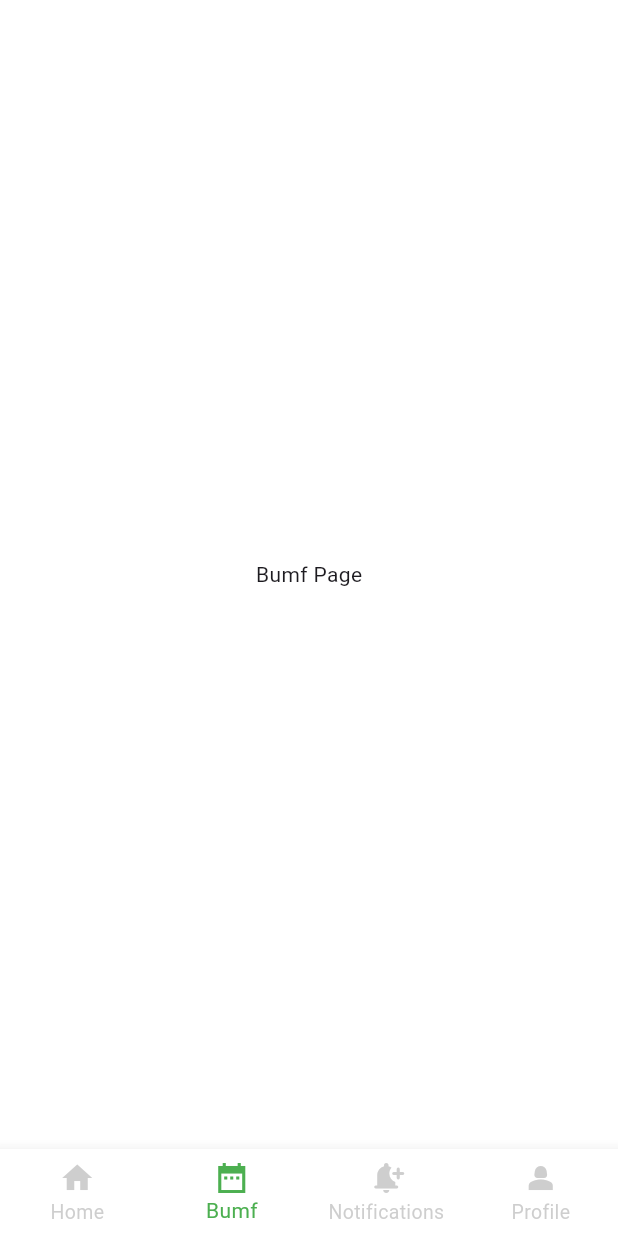
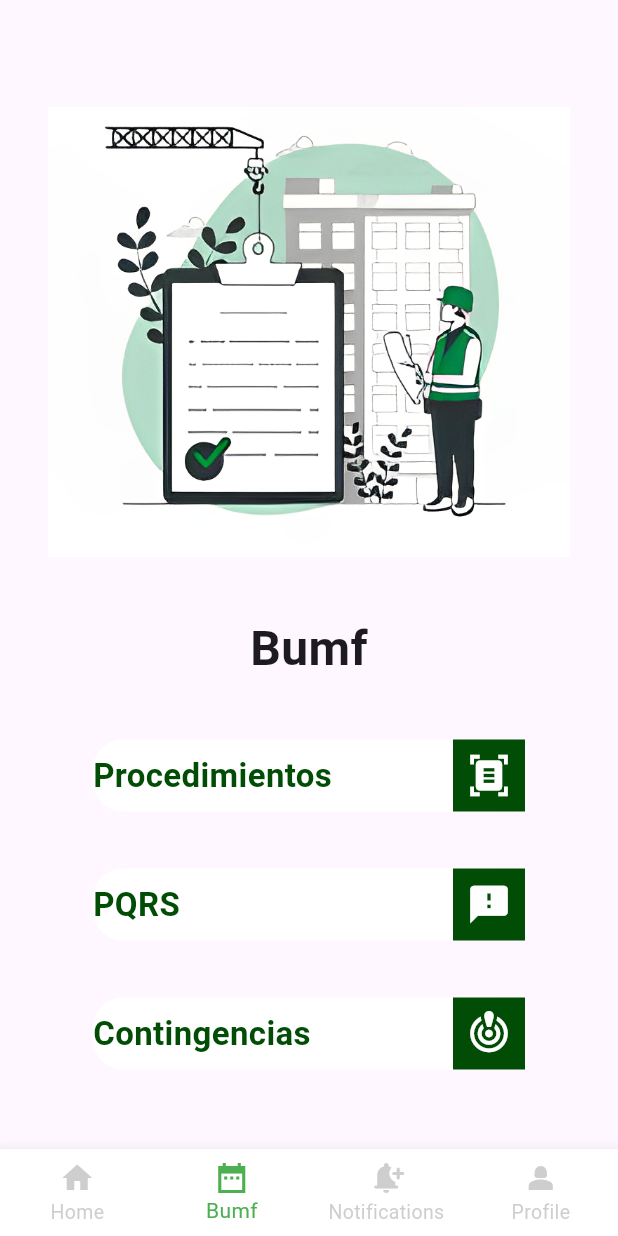
Before and after one commit to D-Jurado/zipaquira_2, a Flutter app: the screen it shows after launch, item 2 of the bottom bar chosen, on a phone screen of 412 x 824 dp. Run offline on Flutter 3.47's test engine with Material 2 defaults, Android fonts, the phone set to English and light mode, and no system bars.

Commit message:
bumf diseño

```diff
--- a/lib/pages/navpages/bumf_page.dart
+++ b/lib/pages/navpages/bumf_page.dart
@@ -1,12 +1,152 @@
-import 'package:flutter/cupertino.dart';
+import 'package:flutter/material.dart';
 
 class BumfPage extends StatelessWidget {
-  const BumfPage({super.key});
+  const BumfPage({Key? key});
 
   @override
   Widget build(BuildContext context) {
-    return Container(
-      child: Center(child: Text('Bumf Page')),
+    Color colorbumf = Color.fromARGB(255, 2, 77, 6);
+    return Scaffold(
+      body: Padding(
+        padding: const EdgeInsets.fromLTRB(32, 71, 32, 42),
+        child: Column(
+          crossAxisAlignment: CrossAxisAlignment.center,
+          children: [
+            // Imagen
+            Image.asset(
+              'assets/bumf.png',
+              width: double.infinity,
+              height: 300,
+              fit: BoxFit.cover,
+            ),
+            SizedBox(height: 38),
+
+            // Título
+            Text(
+              'Bumf',
+              style: TextStyle(
+                fontSize: 32,
+                fontWeight: FontWeight.w600,
+              ),
+            ),
+            SizedBox(height: 38),
+            // text  icons
+            Padding(
+              padding: const EdgeInsets.only(left: 30, right: 30),
+              child: Container(
+                decoration: BoxDecoration(
+                  color: Colors.white,
+                  borderRadius: BorderRadius.circular(20)
+                ),
+                child: Row(
+                  mainAxisAlignment: MainAxisAlignment.spaceBetween,
+                  children: [
+                    Text(
+                      'Procedimientos',
+                      style: TextStyle(
+                        fontSize: 22,
+                        fontWeight: FontWeight.w600,
+                        color: colorbumf,
+                      ),
+                    ),
+                    Container(
+                      decoration: BoxDecoration(
+                        shape: BoxShape.rectangle,
+                        color: colorbumf
+                      ),
+                      child: IconButton(
+                        onPressed: () {},
+                        icon: Icon(
+                          Icons.document_scanner,
+                          color: Colors.white,
+                          size: 30,
+                        ),
+                      ),
+                    ),
+                  ],
+                ),
+              ),
+            ),
+            SizedBox(height: 38),
+
+            Padding(
+              padding: const EdgeInsets.only(left: 30, right: 30),
+              child: Container(
+                decoration: BoxDecoration(
+                  color: Colors.white,
+                  borderRadius: BorderRadius.circular(20)
+                ),
+                child: Row(
+                  mainAxisAlignment: MainAxisAlignment.spaceBetween,
+                  children: [
+                    Text(
+                      'PQRS',
+                      style: TextStyle(
+                        fontSize: 22,
+                        fontWeight: FontWeight.w600,
+                        color: colorbumf,
+                      ),
+                    ),
+                    Container(
+                      decoration: BoxDecoration(
+                        shape: BoxShape.rectangle,
+                        color: colorbumf
+                      ),
+                      child: IconButton(
+                        onPressed: () {},
+                        icon: Icon(
+                          Icons.feedback,
+                          color: Colors.white,
+                          size: 30,
+                        ),
+                      ),
+                    ),
+                  ],
+                ),
+              ),
+            ),
+            SizedBox(height: 38),
+
+            Padding(
+              padding: const EdgeInsets.only(left: 30, right: 30),
+              child: Container(
+                decoration: BoxDecoration(
+                  color: Colors.white,
+                  borderRadius: BorderRadius.circular(20)
+                ),
+                child: Row(
+                  mainAxisAlignment: MainAxisAlignment.spaceBetween,
+                  children: [
+                    Text(
+                      'Contingencias',
+                      style: TextStyle(
+                        fontSize: 22,
+                        fontWeight: FontWeight.w600,
+                        color: colorbumf,
+                      ),
+                    ),
+
+                    Container(
+                      decoration: BoxDecoration(
+                        shape: BoxShape.rectangle,
+                        color: colorbumf
+                      ),
+                      child: IconButton(
+                        onPressed: () {},
+                        icon: Icon(
+                          Icons.crisis_alert,
+                          color: Colors.white,
+                          size: 30,
+                        ),
+                      ),
+                    ),
+                  ],
+                ),
+              ),
+            ),
+          ],
+        ),
+      ),
     );
   }
 }
```
Also changed, not shown: lib/pages/navpages/main_page.dart (+65 -26 lines), assets/bumf.png (added).
